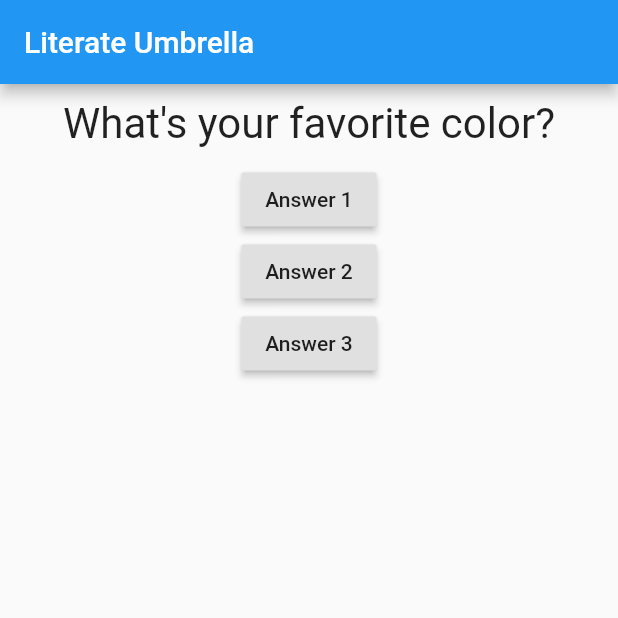
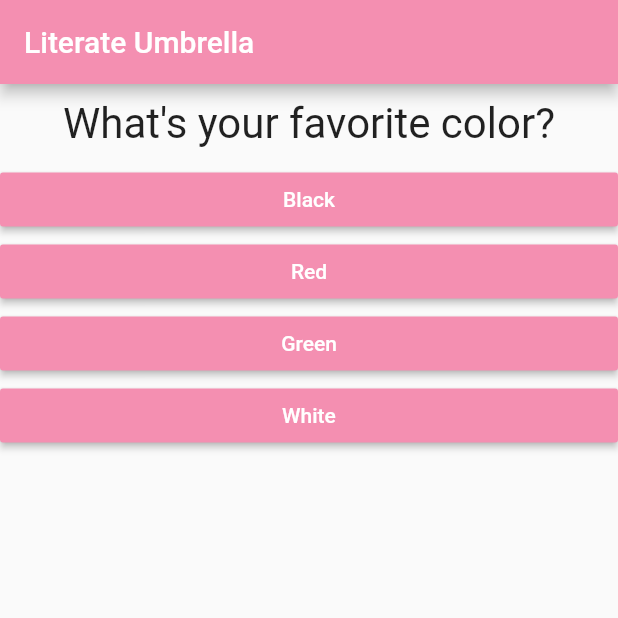
Before and after one commit to cansudogan/literate_umbrella, a Flutter app: the screen it shows after launch, on a phone screen of 412 x 824 dp, the top half of it. Run offline on Flutter 3.47's test engine with Material 2 defaults, Android fonts, the phone set to English and light mode, and no system bars.

Commit message:
set configurations for answer widget added styling

```diff
--- a/lib/main.dart
+++ b/lib/main.dart
@@ -1,5 +1,6 @@
 import 'package:flutter/material.dart';
 import './question.dart';
+import 'answer.dart';
 
 //void main() {
 //  runApp(LiterateUmbrella());
@@ -16,8 +17,7 @@ class LiterateUmbrella extends StatefulWidget {
 
 class _LiterateUmbrellaState extends State<LiterateUmbrella> {
   var _questionIndex = 0;
-
-  void _answerQuestions() {
+  void _answerQuestion() {
     setState(() {
       _questionIndex = _questionIndex + 1;
     });
@@ -27,12 +27,24 @@ class _LiterateUmbrellaState extends State<LiterateUmbrella> {
   @override
   Widget build(BuildContext context) {
     var questions = [
-      'What\'s your favorite color?',
-      'What\'s your favorite animal?'
+      {
+        'questionText': 'What\'s your favorite color?',
+        'answers': ['Black', 'Red', 'Green', 'White'],
+      },
+      {
+        'questionText': 'What\'s your favorite animal?',
+        'answers': ['Rabbit', 'Snake', 'Elephant', 'Lion'],
+      },
+      {
+        'questionText': 'Who\'s your favorite instructor?',
+        'answers': ['Cansu', 'Cansu', 'Cansu'],
+      }
     ];
+
     return MaterialApp(
       home: Scaffold(
         appBar: AppBar(
+          backgroundColor: Colors.pink[200],
           title: Text('Literate Umbrella'),
         ),
         body: Column(
@@ -40,23 +52,12 @@ class _LiterateUmbrellaState extends State<LiterateUmbrella> {
             // Text('The question!'),
             //Text(questions.elementAt(0)),
             Question(
-              questions[_questionIndex],
+              questions[_questionIndex]['questionText'],
             ),
-            RaisedButton(
-              child: Text('Answer 1'),
-              onPressed: _answerQuestions,
-            ),
-            RaisedButton(
-              child: Text('Answer 2'),
-              onPressed: () => print('Answer 2 chosen!'),
-            ),
-            RaisedButton(
-              child: Text('Answer 3'),
-              onPressed: () {
-                // ......
-                print('Answer 3 chosen!');
-              },
-            ),
+            ...(questions[_questionIndex]['answers'] as List<String>)
+                .map((answer) {
+              return Answer(_answerQuestion, answer);
+            }).toList()
           ],
         ),
       ),
```
